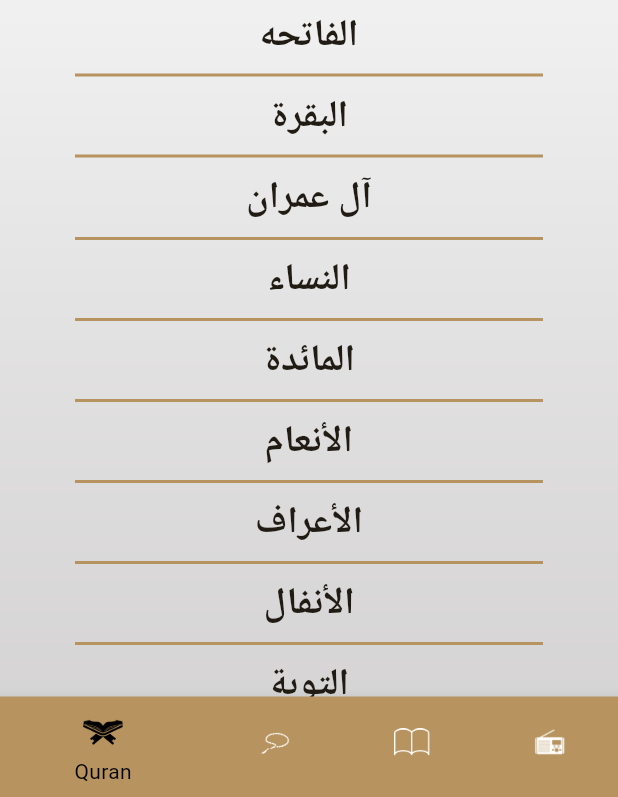
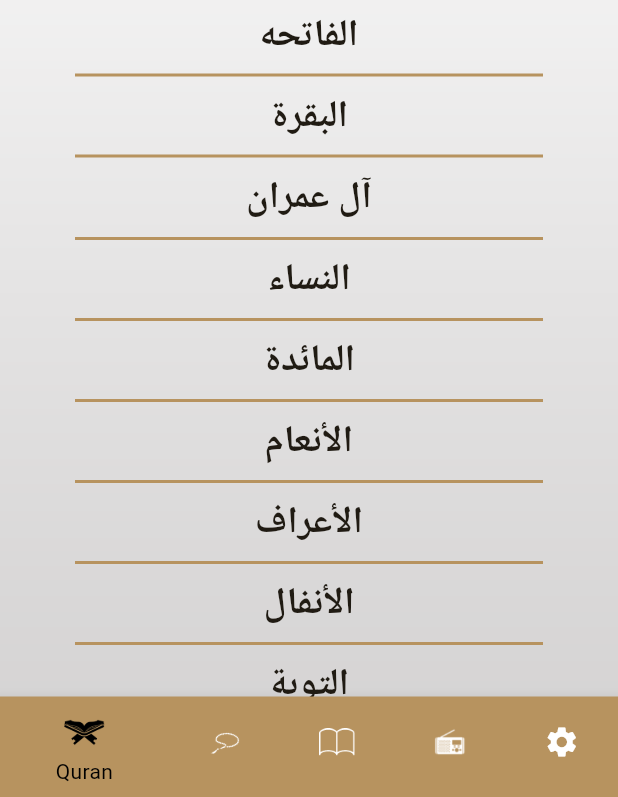
Before and after one commit to Abdalla-Eldaly/Islami, a Flutter app: the screen it shows after launch, on a phone screen of 412 x 824 dp, the part 439-1236 px from its top. Run offline on Flutter 3.47's test engine with Material 2 defaults, Android fonts, the phone set to English and light mode, and no system bars; Roboto replaces fonts that are missing (El_Messiri, monotypekoufibold).

Commit message:
+ initial commit + homepage + tasbeh + setting

```diff
--- a/lib/main.dart
+++ b/lib/main.dart
@@ -1,7 +1,9 @@
+
 import 'package:flutter/material.dart';
 import 'package:islami/ui/Chapterdetails/ChapterDetails.dart';
 import 'package:islami/ui/home/hadith/hadith.dart';
 import 'package:islami/ui/home/homepage.dart';
+
 
 void main() {
   runApp(const MyApp());
--- a/lib/ui/Chapterdetails/versewidget.dart
+++ b/lib/ui/Chapterdetails/versewidget.dart
@@ -1,6 +1,5 @@
 import 'package:flutter/cupertino.dart';
 import 'package:flutter/material.dart';
-import 'package:islami/ui/Chapterdetails/ChapterDetails.dart';
 
 class versewidget extends StatelessWidget {
 String content;
--- a/lib/ui/home/hadith/chaptertiltlewiggetforhadith.dart
+++ b/lib/ui/home/hadith/chaptertiltlewiggetforhadith.dart
@@ -1,7 +1,8 @@
 import 'package:flutter/cupertino.dart';
 import 'package:flutter/material.dart';
-import 'package:islami/ui/Chapterdetails/chapterdetailsforhadith.dart';
-import 'package:islami/ui/home/hadith/hadith.dart';
+
+
+import '../../Chapterdetails/chapterdetailsforhadith.dart';
 
 class hadithwidget extends StatelessWidget {
 String tittle;
--- a/lib/ui/home/homepage.dart
+++ b/lib/ui/home/homepage.dart
@@ -1,9 +1,13 @@
+
 import 'package:flutter/cupertino.dart';
 import 'package:flutter/material.dart';
-import 'package:islami/ui/home/hadith/hadith.dart';
+import 'package:islami/ui/home/Setting/Setting.dart';
 import 'package:islami/ui/home/quran/quran.dart';
 import 'package:islami/ui/home/radio/radio.dart';
 import 'package:islami/ui/home/tasbeh/tasbeh.dart';
+
+
+import 'hadith/hadith.dart';
 
 class homepage extends StatefulWidget {
 static String RoutName ='homepage';
@@ -56,6 +60,10 @@ setState(() {
             BottomNavigationBarItem(
                 backgroundColor: Theme.of(context).primaryColor,
                 icon: ImageIcon(AssetImage('assets/images/radio_icon.png')),label: 'radio'),
+            BottomNavigationBarItem(
+              backgroundColor: Theme.of(context).primaryColor,
+              icon: Icon(Icons.settings),label: 'Settings'
+            )
           ],
         ),
         body: taps[selecttapindex],
@@ -67,7 +75,8 @@ List<Widget> taps=[
   quran(),
   sebha(),
 hadith(),
-  radio()
+  radio(),
+  Setting()
 
 ];
 
--- a/lib/ui/home/quran/ChapterTitleWidget.dart
+++ b/lib/ui/home/quran/ChapterTitleWidget.dart
@@ -1,29 +1,29 @@
 import 'package:flutter/cupertino.dart';
 import 'package:flutter/material.dart';
-import 'package:islami/ui/Chapterdetails/ChapterDetails.dart';
+
+import '../../Chapterdetails/ChapterDetails.dart';
 
 class ChapterTitleWidget extends StatelessWidget {
 String title;
 int index;
-  ChapterTitleWidget(this.title, this.index);
+ChapterTitleWidget(this.title,this.index);
   @override
   Widget build(BuildContext context) {
     return InkWell(
-      onTap: () {
-        Navigator.of(context).pushNamed(ChapterDetalies.RoutName,
+ onTap: (){
+   Navigator.of(context)
+.pushNamed(ChapterDetalies.RoutName,
    arguments: chapterDetailsDM(title, index));
    },
       child: Container(
         alignment: Alignment.center,
         padding: EdgeInsets.symmetric(vertical: 8),
-        child: Text(
-          title,
+        child: Text(title,
         style: TextStyle(
           fontSize: 25,
           fontWeight: FontWeight.bold,
-//          fontFamily: 'monotypekoufibold',
-          ),
-        ),
+          fontFamily: 'monotypekoufibold',
+        ),),
       ),
     );
   }
```
Also changed, not shown: lib/ui/home/Setting/Setting.dart (added, +11 -0 lines), 1 other file. Lines whose indentation alone changed are shown as unchanged.
